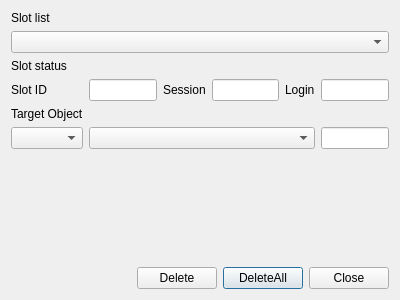
Above: CryptokiMan/del_object_dlg.ui from jykim74/CryptokiMan before the change. Below: the same form after it.
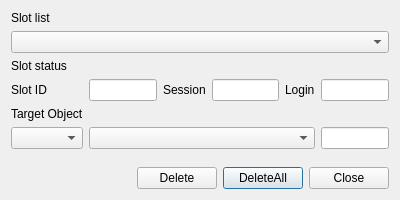
That is the form after the change.

Patch:
```diff
--- a/CryptokiMan/del_object_dlg.ui
+++ b/CryptokiMan/del_object_dlg.ui
@@ -7,7 +7,7 @@
     <x>0</x>
     <y>0</y>
     <width>400</width>
-    <height>300</height>
+    <height>200</height>
    </rect>
   </property>
   <property name="windowTitle">
```
